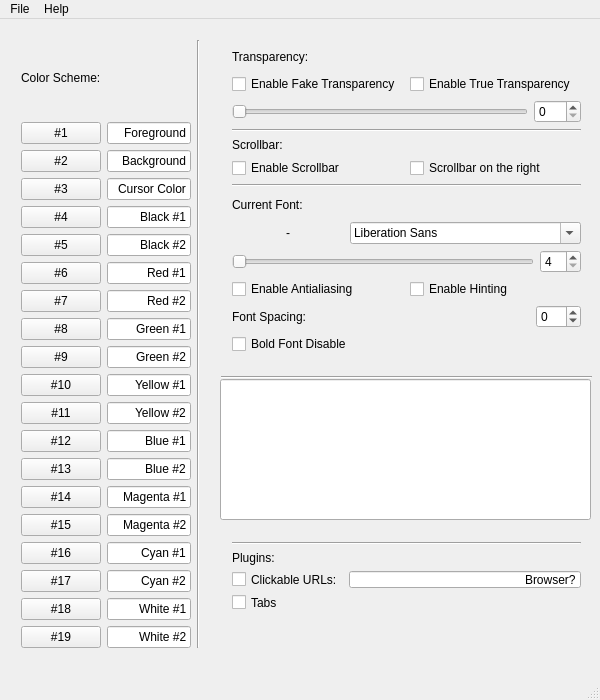
Before: the Qt Designer form source/urxvtconfig.ui in daedreth/URXVTConfig, drawn with Qt 5.
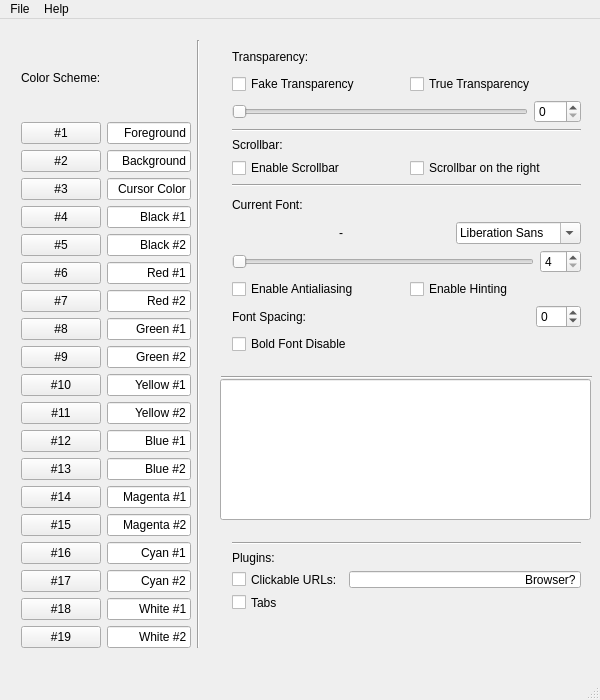
After: the same form once the commit is applied.

Commit message: fixed the checkboxes and removed a debug oversight

The edit to the form file:
```diff
--- a/source/urxvtconfig.ui
+++ b/source/urxvtconfig.ui
@@ -801,14 +801,14 @@
        <item>
         <widget class="QCheckBox" name="checkBoxTransparencyEnabled">
          <property name="text">
-          <string>Enable Fake Transparency</string>
+          <string>Fake Transparency</string>
          </property>
         </widget>
        </item>
        <item>
         <widget class="QCheckBox" name="checkBoxTrueTransparencyEnabled">
          <property name="text">
-          <string>Enable True Transparency</string>
+          <string>True Transparency</string>
          </property>
         </widget>
        </item>
@@ -895,7 +895,26 @@
         </widget>
        </item>
        <item>
-        <widget class="QFontComboBox" name="fontComboBox"/>
+        <widget class="QFontComboBox" name="fontComboBox">
+         <property name="minimumSize">
+          <size>
+           <width>125</width>
+           <height>0</height>
+          </size>
+         </property>
+         <property name="maximumSize">
+          <size>
+           <width>125</width>
+           <height>16777215</height>
+          </size>
+         </property>
+         <property name="baseSize">
+          <size>
+           <width>125</width>
+           <height>0</height>
+          </size>
+         </property>
+        </widget>
        </item>
       </layout>
      </item>
```
The commit also changes 1 other file.
